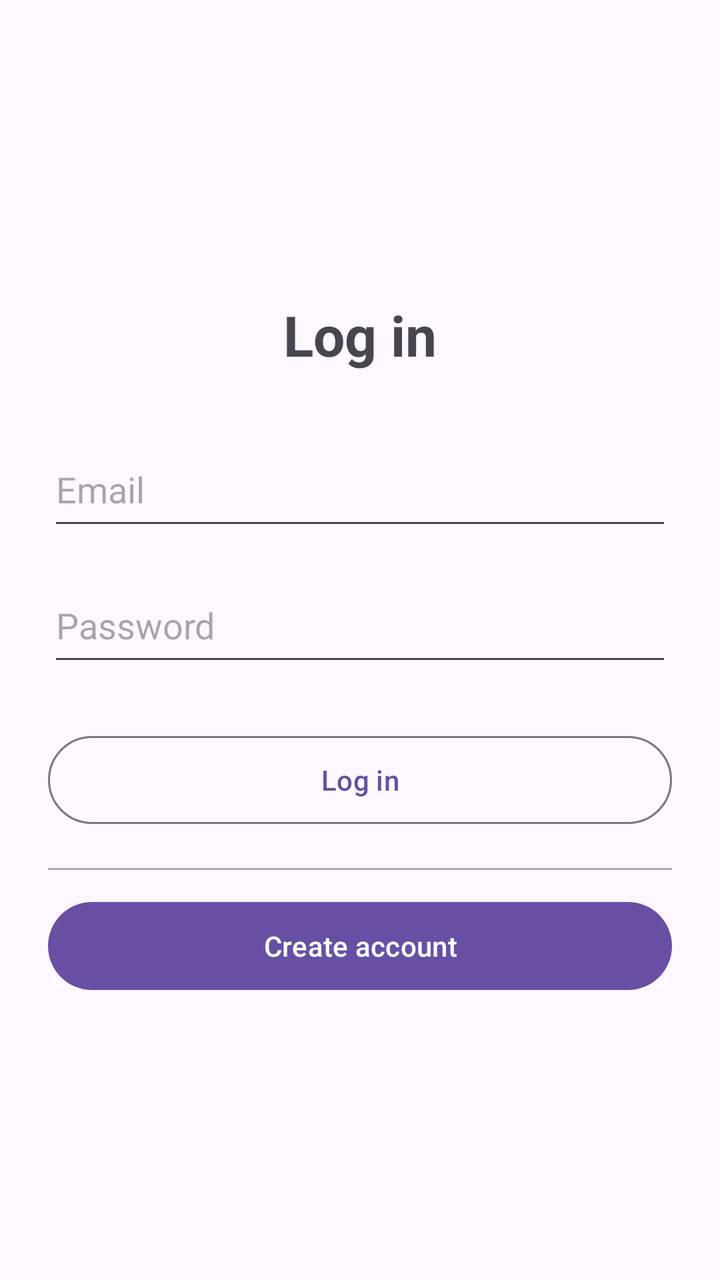
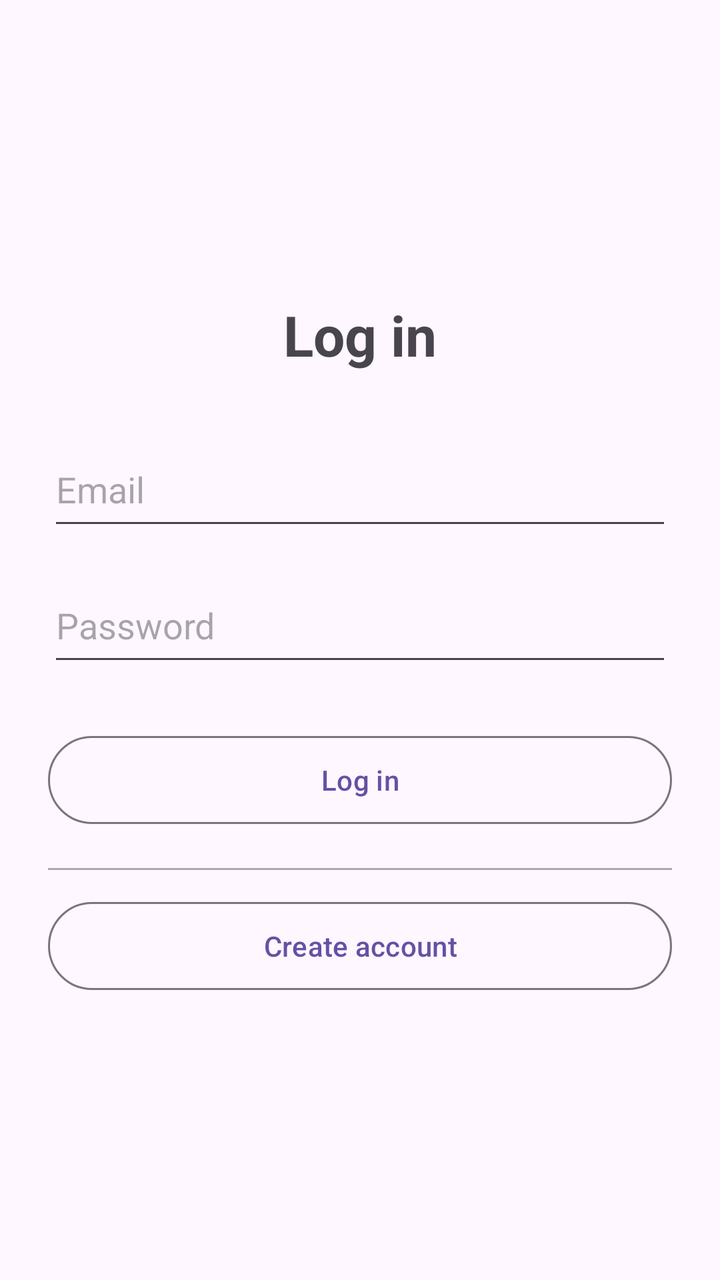

Before-and-after screenshots of an Android layout around one commit, followed by the original layout XML and the change that was made.
<!-- AndroidManifest.xml: application theme Theme.AutoServiceLog -->
<!-- res/layout/screen_login.xml -->
<?xml version="1.0" encoding="utf-8"?>
<ScrollView xmlns:android="http://schemas.android.com/apk/res/android"
    xmlns:tools="http://schemas.android.com/tools"
    android:layout_width="match_parent"
    android:layout_height="match_parent"
    android:fillViewport="true"
    tools:context=".MainActivity">

    <LinearLayout
        android:layout_width="match_parent"
        android:layout_height="wrap_content"
        android:gravity="center_vertical"
        android:minHeight="520dp"
        android:orientation="vertical"
        android:paddingStart="24dp"
        android:paddingTop="32dp"
        android:paddingEnd="24dp"
        android:paddingBottom="24dp">

        <TextView
            android:id="@+id/loginTitleText"
            android:layout_width="match_parent"
            android:layout_height="wrap_content"
            android:gravity="center"
            android:text="@string/login_screen_title"
            android:textSize="28sp"
            android:textStyle="bold" />

        <EditText
            android:id="@+id/loginEmailInput"
            android:layout_width="match_parent"
            android:layout_height="54dp"
            android:layout_marginTop="30dp"
            android:hint="@string/email"
            android:inputType="textEmailAddress"
            android:singleLine="true" />

        <EditText
            android:id="@+id/loginPasswordInput"
            android:layout_width="match_parent"
            android:layout_height="54dp"
            android:layout_marginTop="14dp"
            android:hint="@string/password"
            android:inputType="textPassword"
            android:singleLine="true" />

        <com.google.android.material.button.MaterialButton
            android:id="@+id/loginButton"
            style="?attr/materialButtonOutlinedStyle"
            android:layout_width="match_parent"
            android:layout_height="52dp"
            android:layout_marginTop="26dp"
            android:text="@string/login"
            android:textAllCaps="false" />

        <View
            android:id="@+id/createAccountDivider"
            android:layout_width="match_parent"
            android:layout_height="1dp"
            android:layout_marginTop="18dp"
            android:background="@android:color/darker_gray" />

        <com.google.android.material.button.MaterialButton
            android:id="@+id/openCreateAccountButton"
            style="?attr/materialButtonTextStyle"
            android:layout_width="match_parent"
            android:layout_height="52dp"
            android:layout_marginTop="12dp"
            android:text="@string/signup_email"
            android:textAllCaps="false" />
    </LinearLayout>
</ScrollView>
<!-- resources referenced by this layout -->
<resources>
  <string name="email">Email</string>
  <string name="login">Log in</string>
  <string name="login_screen_title">Log in</string>
  <string name="password">Password</string>
  <string name="signup_email">Create account</string>
  <style name="Theme.AutoServiceLog" parent="Base.Theme.AutoServiceLog" />
  <style name="Base.Theme.AutoServiceLog" parent="Theme.Material3.DayNight.NoActionBar">
          
          
      </style>
</resources>

<!-- the commit's change to res/layout/screen_login.xml (unified diff, before → after) -->
@@ -62,7 +62,7 @@
 
         <com.google.android.material.button.MaterialButton
             android:id="@+id/openCreateAccountButton"
-            style="?attr/materialButtonTextStyle"
+            style="?attr/materialButtonOutlinedStyle"
             android:layout_width="match_parent"
             android:layout_height="52dp"
             android:layout_marginTop="12dp"
